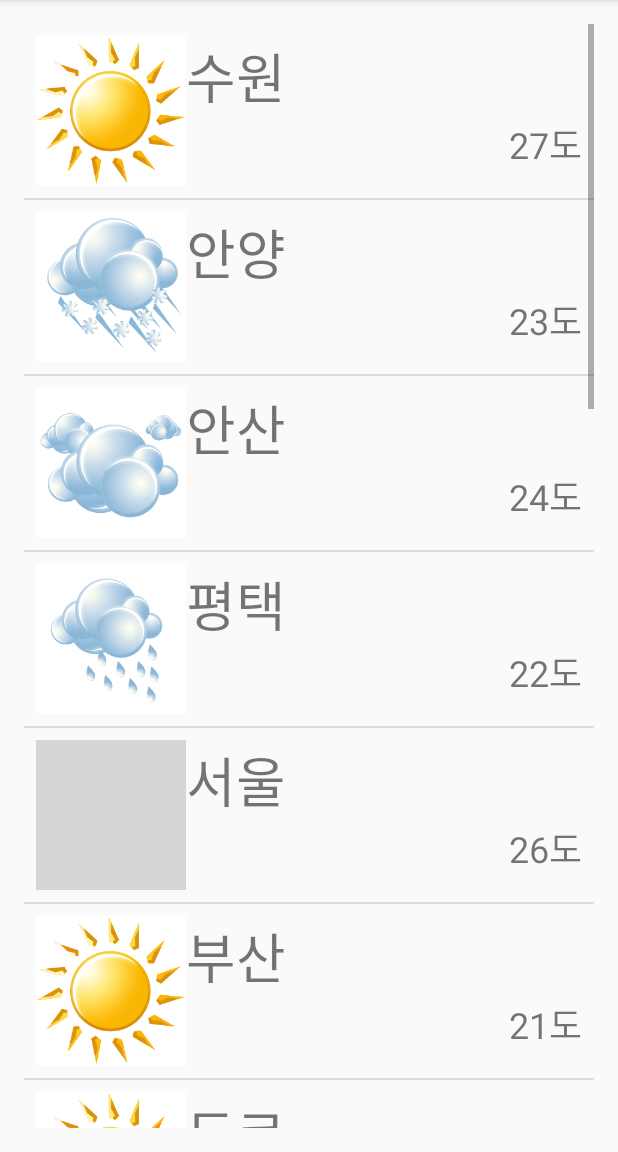
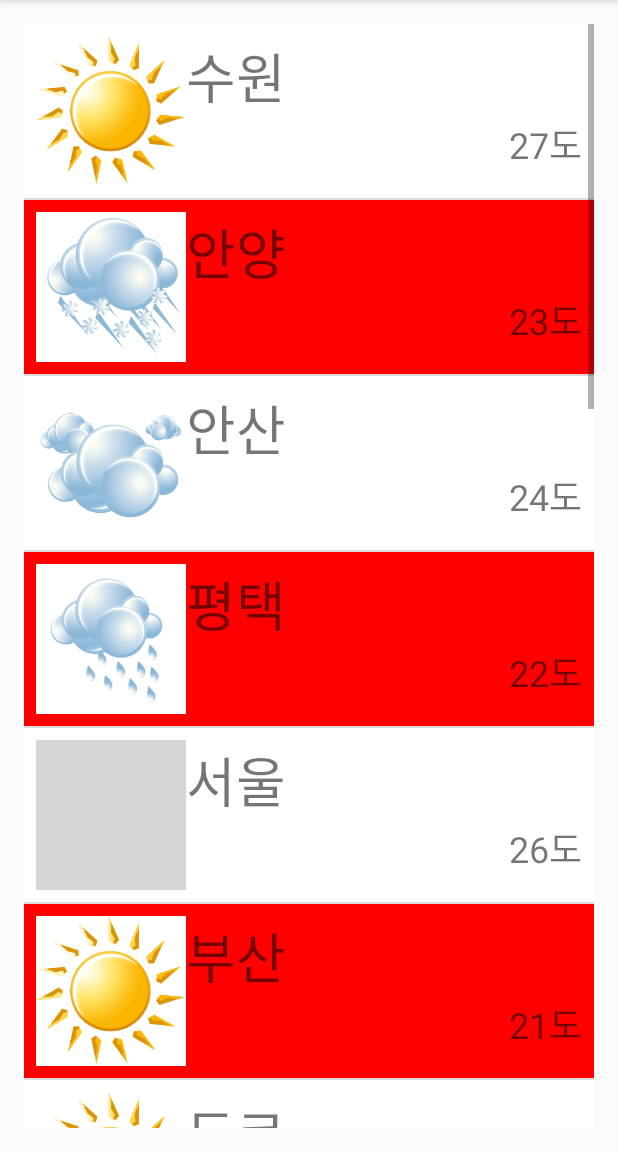
Before and after one commit to suwonsmartapp/MyFirstAndroidApp5ki, an Android app: the screen it shows after launch (WeatherActivity), after a tap on "날씨앱", on a phone screen of 412 x 824 dp, the part 84-1236 px from its top. Run offline under Robolectric (Android 15) with nearby library versions, the light colour scheme and no system bars; grey boxes are pictures that could not be loaded.

Commit message:
날씨 앱 : BaseAdapter 연습, 배경 색 표시

```diff
--- a/app/src/main/java/com/example/myapplication/WeatherActivity.java
+++ b/app/src/main/java/com/example/myapplication/WeatherActivity.java
@@ -2,6 +2,8 @@ package com.example.myapplication;
 
 import android.os.Bundle;
 import android.support.v7.app.AppCompatActivity;
+import android.view.View;
+import android.widget.AdapterView;
 import android.widget.ListView;
 
 import com.example.myapplication.adapters.WeatherAdapter;
@@ -10,9 +12,10 @@ import com.example.myapplication.models.Weather;
 import java.util.ArrayList;
 import java.util.List;
 
-public class WeatherActivity extends AppCompatActivity {
+public class WeatherActivity extends AppCompatActivity implements AdapterView.OnItemClickListener {
 
     private ListView mListView;
+    private WeatherAdapter mAdapter;
 
     @Override
     protected void onCreate(Bundle savedInstanceState) {
@@ -43,10 +46,18 @@ public class WeatherActivity extends AppCompatActivity {
         weatherList.add(new Weather(R.drawable.sunny, "수원", "27도"));
 
         // 어댑터
-        WeatherAdapter adapter = new WeatherAdapter(this, weatherList);
+        mAdapter = new WeatherAdapter(this, weatherList);
 
-        mListView.setAdapter(adapter);
+        mListView.setAdapter(mAdapter);
+
+        mListView.setOnItemClickListener(this);
     }
 
 
+    @Override
+    public void onItemClick(AdapterView<?> parent, View view, int position, long id) {
+        mAdapter.setSelect(position);
+        // 데이터가 변경됨을 알려줌 = 다시 그려라
+        mAdapter.notifyDataSetChanged();
+    }
 }
--- a/app/src/main/java/com/example/myapplication/adapters/WeatherAdapter.java
+++ b/app/src/main/java/com/example/myapplication/adapters/WeatherAdapter.java
@@ -1,6 +1,8 @@
 package com.example.myapplication.adapters;
 
 import android.content.Context;
+import android.graphics.Color;
+import android.util.Log;
 import android.view.LayoutInflater;
 import android.view.View;
 import android.view.ViewGroup;
@@ -18,6 +20,7 @@ import java.util.List;
  */
 
 public class WeatherAdapter extends BaseAdapter {
+    private static final String TAG = WeatherAdapter.class.getSimpleName();
     private Context mContext;
     private List<Weather> mData;
 
@@ -53,6 +56,7 @@ public class WeatherAdapter extends BaseAdapter {
                     .inflate(R.layout.item_weather, parent, false);
         }
 
+        Log.d(TAG, "getView: " + position);
         // 레이아웃 들고 오기
         ImageView imageView = (ImageView) convertView.findViewById(R.id.weather_image);
         TextView locationTextView = (TextView) convertView.findViewById(R.id.location_text);
@@ -66,6 +70,25 @@ public class WeatherAdapter extends BaseAdapter {
         locationTextView.setText(weather.getLocation());
         temperatureTextView.setText(weather.getTemperature());
 
+        // 홀수 줄은 빨간 색
+        if (position % 2 == 1) {
+            convertView.setBackgroundColor(Color.RED);
+        } else {
+            convertView.setBackgroundColor(Color.WHITE);
+        }
+
+        // 클릭 된 아이템이면 노란색
+        if (mSeletedPosition == position) {
+            convertView.setBackgroundColor(Color.YELLOW);
+        }
+
         return convertView;
     }
+
+    // -1이면 선택된게 없다
+    private int mSeletedPosition = -1;
+
+    public void setSelect(int position) {
+        mSeletedPosition = position;
+    }
 }
```
